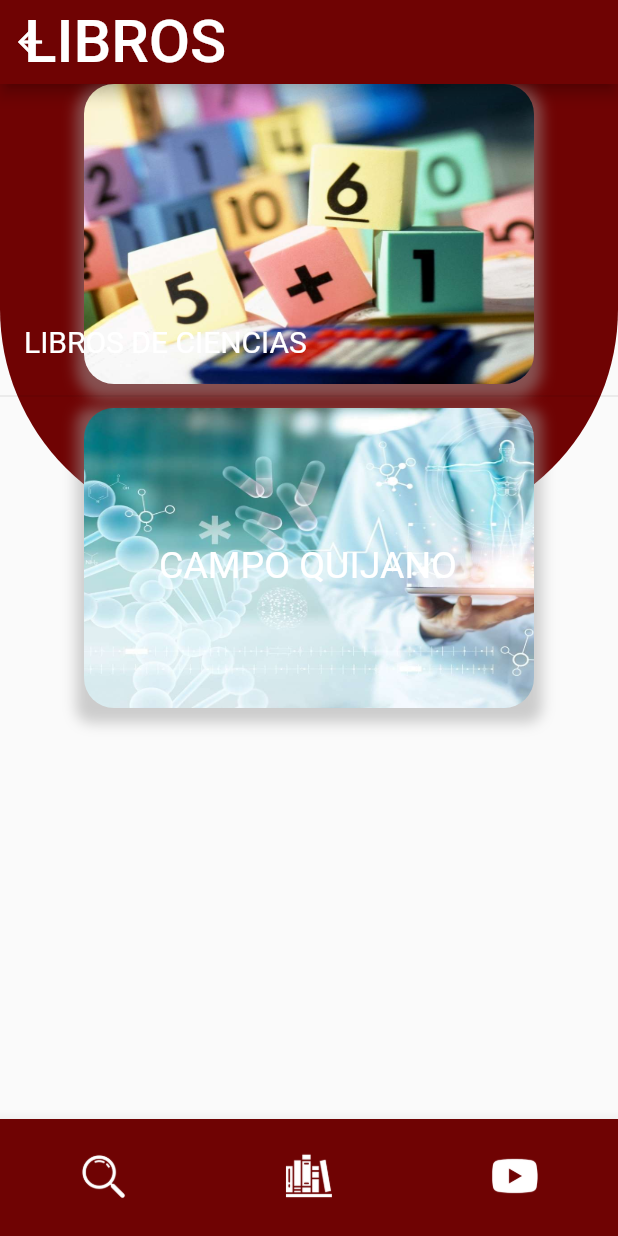
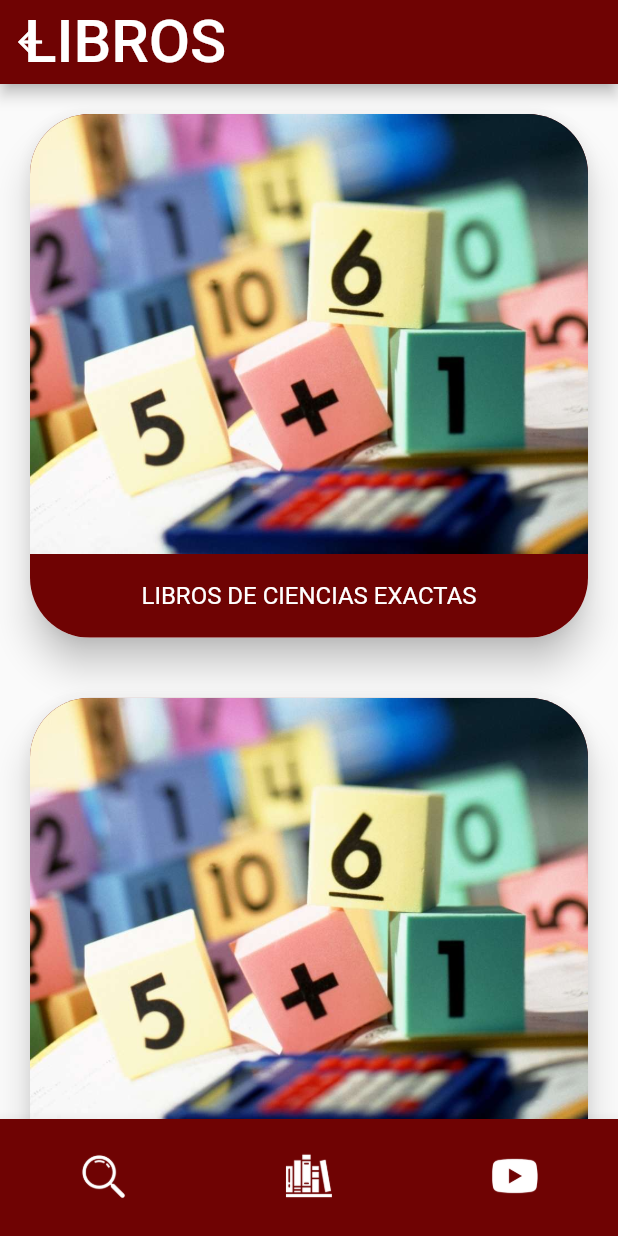
Before and after one commit to lukgutierrez/Eduniverse-Medicina, a Flutter app: the HomeBooks screen opened directly, on a phone screen of 412 x 824 dp. Run offline on Flutter 3.47's test engine with Material 2 defaults, Android fonts, the phone set to English and light mode, and no system bars.

Commit message:
segunda version estable

```diff
--- a/lib/main.dart
+++ b/lib/main.dart
@@ -1,6 +1,4 @@
-import 'package:eduniverse_medicina/src/home/container.dart';
 import 'package:eduniverse_medicina/src/home/home_books.dart';
-import 'package:eduniverse_medicina/src/pages/libros_animations.dart';
 import 'package:flutter/material.dart';
 
 void main() => runApp(MyApp());
@@ -10,8 +8,10 @@ class MyApp extends StatelessWidget {
   Widget build(BuildContext context) {
     return MaterialApp(
       debugShowCheckedModeBanner: false,
-      title: 'Material App',
-      home: Contaner(),
+      theme: ThemeData(primaryColor: Color(0xff6F0303)),
+      title: 'Libros de Medicina Gratis',
+      initialRoute: "/",
+      routes: {"/": (BuildContext context) => HomeBooks()},
     );
   }
 }
--- a/lib/src/home/container.dart
+++ b/lib/src/home/container.dart
@@ -1,45 +1,29 @@
 import 'package:flutter/material.dart';
 
-class Contaner extends StatefulWidget {
-  Contaner({Key? key}) : super(key: key);
-
-  @override
-  _ContanerState createState() => _ContanerState();
-}
-
-class _ContanerState extends State<Contaner> {
-  @override
-  Widget build(BuildContext context) {
-    return Scaffold(
-        body: Center(
-      child: Column(children: [
-        Container(
-          height: 200,
-          width: 300,
-          color: Colors.amber,
-          child: Stack(
-            children: [Positioned(top: 40, left: 10, child: Nombre())],
-          ),
-        ),
-      ]),
+Widget luciano() => Card(
+    shape: RoundedRectangleBorder(borderRadius: BorderRadius.circular(40)),
+    margin: EdgeInsets.all(20),
+    elevation: 10,
+    child: ClipRRect(
+      borderRadius: BorderRadius.circular(40),
+      child: Column(
+        children: <Widget>[
+          Container(
+              color: Color(0xff6F0303),
+              child: Column(
+                children: [
+                  Image(
+                    image: AssetImage("assets/basico.jpg"),
+                  ),
+                  ListTile(
+                    title: Center(
+                        child: Text(
+                      "LIBROS DE CIENCIAS EXACTAS",
+                      style: TextStyle(color: Colors.white),
+                    )),
+                  ),
+                ],
+              )),
+        ],
+      ),
     ));
-  }
-}
-
-class Nombre extends StatelessWidget {
-  const Nombre({Key? key}) : super(key: key);
-
-  @override
-  Widget build(BuildContext context) {
-    return Container(
-      width: 200,
-      height: 100,
-      child: ListTile(
-        title: Text(
-          "HOLA MAMA pepehng",
-          style: TextStyle(fontSize: 20),
-        ),
-      ),
-    );
-  }
-}
--- a/lib/src/home/home_books.dart
+++ b/lib/src/home/home_books.dart
@@ -1,3 +1,4 @@
+import 'package:eduniverse_medicina/src/home/container.dart';
 import 'package:flutter/material.dart';
 import 'package:url_launcher/url_launcher.dart';
 
@@ -17,122 +18,10 @@ class _HomeBooksState extends State<HomeBooks> {
             Text("LIBROS", style: TextStyle(fontSize: 40, color: Colors.white)),
         backgroundColor: Color(0xff6F0303),
       ),
-      body: Stack(
+      body: ListView(
         children: [
-          Container(
-            height: 300,
-            decoration: BoxDecoration(
-              color: Color(0xff6F0303),
-              borderRadius: BorderRadius.only(
-                  bottomLeft: Radius.circular(150),
-                  bottomRight: Radius.circular(150)),
-            ),
-          ),
-          Column(
-            mainAxisAlignment: MainAxisAlignment.start,
-            children: [
-              Stack(
-                alignment: Alignment.bottomCenter,
-                children: [
-                  GestureDetector(
-                    onTap: () {
-                      Navigator.push(context,
-                          MaterialPageRoute(builder: (context) => HomeBooks()));
-                    },
-                    child: Stack(
-                      alignment: Alignment.bottomCenter,
-                      children: [
-                        Container(
-                          decoration: BoxDecoration(
-                            color: Colors.transparent,
-                            borderRadius: BorderRadius.only(
-                                topLeft: Radius.circular(20),
-                                topRight: Radius.circular(20),
-                                bottomLeft: Radius.circular(20),
-                                bottomRight: Radius.circular(20)),
-                            boxShadow: [
-                              BoxShadow(
-                                color: Colors.grey.withOpacity(0.5),
-                                spreadRadius: 5,
-                                blurRadius: 7,
-                                offset:
-                                    Offset(0, 5), // changes position of shadow
-                              ),
-                            ],
-                          ),
-                          child: ClipRRect(
-                            borderRadius: new BorderRadius.circular(20.0),
-                            child: Image(
-                              image: AssetImage(
-                                'assets/basico.jpg',
-                              ),
-                              fit: BoxFit.fill,
-                              height: 200,
-                              width: 300,
-                            ),
-                          ),
-                        ),
-                        Align(
-                            alignment: Alignment.bottomRight,
-                            child: ListTile(
-                                title: Text(
-                              "LIBROS DE CIENCIAS",
-                              style:
-                                  TextStyle(fontSize: 20, color: Colors.white),
-                            )))
-                      ],
-                    ),
-                  ),
-                ],
-              ),
-              Divider(),
-              Stack(
-                children: [
-                  GestureDetector(
-                    onTap: () {
-                      Navigator.push(context,
-                          MaterialPageRoute(builder: (context) => HomeBooks()));
-                    },
-                    child: Container(
-                      decoration: BoxDecoration(
-                        color: Colors.transparent,
-                        borderRadius: BorderRadius.only(
-                            topLeft: Radius.circular(10),
-                            topRight: Radius.circular(10),
-                            bottomLeft: Radius.circular(10),
-                            bottomRight: Radius.circular(10)),
-                        boxShadow: [
-                          BoxShadow(
-                            color: Colors.grey.withOpacity(0.5),
-                            spreadRadius: 5,
-                            blurRadius: 7,
-                            offset: Offset(0, 5), // changes position of shadow
-                          ),
-                        ],
-                      ),
-                      child: ClipRRect(
-                        borderRadius: new BorderRadius.circular(20.0),
-                        child: Image(
-                          image: AssetImage(
-                            'assets/basico2.jpg',
-                          ),
-                          fit: BoxFit.fill,
-                          height: 200,
-                          width: 300,
-                        ),
-                      ),
-                    ),
-                  ),
-                  Positioned(
-                    top: 90,
-                    left: 50,
-                    child: Text("CAMPO QUIJANO",
-                        style: TextStyle(fontSize: 25.0, color: Colors.white)),
-                  ),
-                ],
-              ),
-            ],
-          ),
+          luciano(),
+          luciano()
         ],
       ),
       bottomNavigationBar: new BottomNavigationBar(
--- a/lib/src/pages/libros_animations.dart
+++ b/lib/src/pages/libros_animations.dart
@@ -1,4 +1,3 @@
-import 'package:eduniverse_medicina/src/pages/books.dart';
 import 'package:flutter/material.dart';
 import 'package:url_launcher/url_launcher.dart';
 
@@ -49,12 +48,10 @@ class PageViewWidget extends StatefulWidget {
 }
 
 class _PageViewWidgetState extends State<PageViewWidget> {
-
   @override
   Widget build(BuildContext context) {
     return PageView(
       children: [
-
         GestureDetector(
           onTap: () async {
             const url =
```
Also changed, not shown: lib/src/pages/books.dart (deleted, +0 -57 lines), lib/src/home/home_youtube.dart (added).
